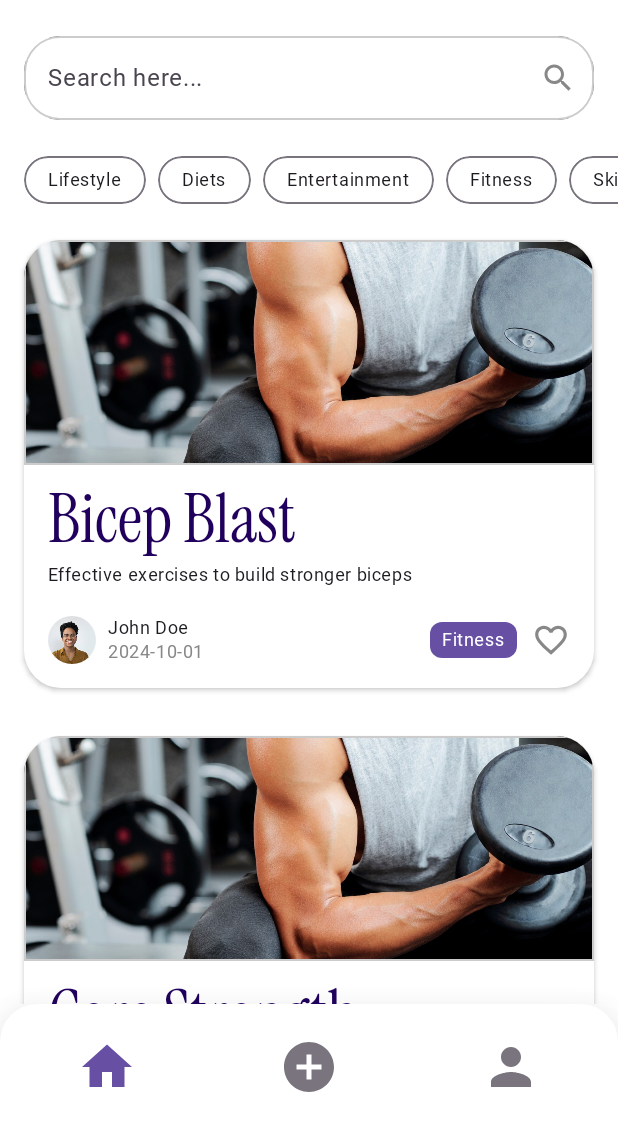
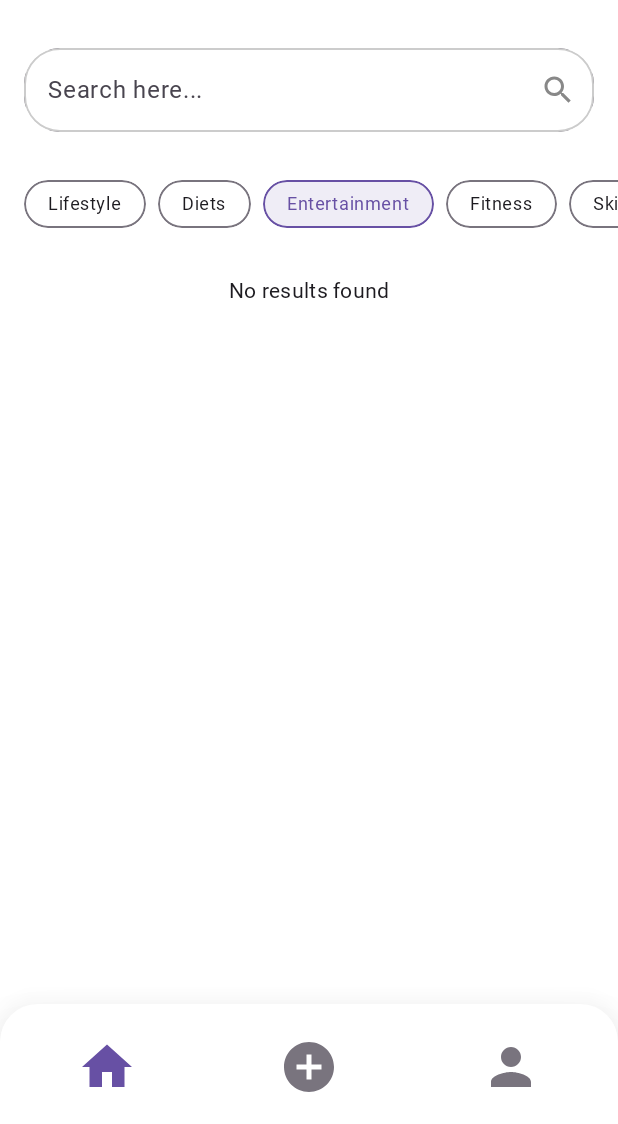
Before and after one commit to alifhakimiazwan/HealthWiseApp, an Android app built with Jetpack Compose: the screen it shows after launch (MainActivity), after a tap on "Entertainment", on a phone screen of 412 x 824 dp, the part 112-1236 px from its top. Run offline under Robolectric (Android 15) with nearby library versions, the phone set to English and light mode, and no system bars; 2 other taps on this screen came first.

Commit message:
filtered blogs by category and search bar

```diff
--- a/app/src/main/java/com/example/wellnessapp/HomePage.kt
+++ b/app/src/main/java/com/example/wellnessapp/HomePage.kt
@@ -3,58 +3,106 @@ package com.example.wellnessapp
 import androidx.compose.foundation.background
 import androidx.compose.foundation.layout.Box
 import androidx.compose.foundation.layout.Column
+import androidx.compose.foundation.layout.Spacer
 import androidx.compose.foundation.layout.fillMaxSize
+import androidx.compose.foundation.layout.fillMaxWidth
+import androidx.compose.foundation.layout.height
 import androidx.compose.foundation.layout.padding
 import androidx.compose.foundation.lazy.LazyColumn
 import androidx.compose.foundation.lazy.items
+import androidx.compose.material3.MaterialTheme
 import androidx.compose.material3.Scaffold
 import androidx.compose.material3.Surface
+import androidx.compose.material3.Text
 import androidx.compose.runtime.Composable
+import androidx.compose.runtime.remember
+import androidx.compose.runtime.mutableStateOf
 import androidx.compose.ui.Modifier
 import androidx.compose.ui.graphics.Color
 import androidx.compose.ui.res.dimensionResource
+import androidx.compose.ui.unit.dp
 import androidx.navigation.NavController
 import com.example.wellnessapp.components.BlogItem
 import com.example.wellnessapp.components.CategoryList
+import androidx.compose.runtime.getValue
+import androidx.compose.runtime.setValue
+import androidx.compose.ui.text.style.TextAlign
+import androidx.compose.ui.tooling.preview.Preview
+import com.example.wellnessapp.components.SearchBar
 import com.example.wellnessapp.components.WellnessBottomAppBar
 import com.example.wellnessapp.components.WellnessTopAppBar
 import com.example.wellnessapp.data.blogs
+import com.example.wellnessapp.ui.themeTheme.kt.WellnessappTheme
 
 @Composable
-fun HomePage(navController: NavController) {
+fun HomePage(navController: androidx.navigation.NavController) {
+    var query by remember { mutableStateOf("") }  // Search query state
+    var selectedCategory by remember { mutableStateOf<String?>(null) }  // Selected category state
+
+    // Filter blogs based on search query and selected category
+    val filteredBlogs = blogs.filter { blogPost ->
+        (selectedCategory == null || blogPost.category == selectedCategory) &&  // Filter by category
+                (blogPost.title.contains(query, ignoreCase = true) ||  // Filter by title
+                        blogPost.description.contains(query, ignoreCase = true))  // Filter by description
+    }
+
     Scaffold(
         topBar = { WellnessTopAppBar() },
-        bottomBar = { WellnessBottomAppBar() }
+        bottomBar = { WellnessBottomAppBar() },
+        modifier = Modifier.background(Color.White),
+        containerColor = Color.White
     ) { paddingValues ->
         Surface(
             modifier = Modifier
                 .fillMaxSize()
-                .background(Color(0xFFFFFFFF)) // General background color
                 .padding(paddingValues)
+                .background(Color.White)
         ) {
-            Column {
+            Column(modifier = Modifier.background(Color.White)) {
+                // Search Bar
+                SearchBar(
+                    query = query,
+                    onQueryChange = { newQuery -> query = newQuery },
+                    modifier = Modifier
+                        .fillMaxWidth()
+                        .padding(16.dp)
+                        .background(Color.White)
+                )
+
+                Spacer(modifier = Modifier.height(8.dp))
+
+                // Category List
                 CategoryList(
-                    categories = listOf(
-                        "Lifestyle",
-                        "Diets",
-                        "Entertainment",
-                        "Fitness",
-                        "Skincare"
-                    ),
+                    categories = listOf("Lifestyle", "Diets", "Entertainment", "Fitness", "Skincare"),
+                    onCategorySelected = { category ->  // Handle category selection
+                        selectedCategory = if (selectedCategory == category) null else category
+                    },
+                    selectedCategory = selectedCategory
+                )
 
+                Spacer(modifier = Modifier.height(8.dp))
+
+                // Conditionally display "No results found" or the list of blogs
+                if (filteredBlogs.isEmpty()) {
+                    // Display "No results found" message
+                    Text(
+                        text = "No results found",
+                        style = MaterialTheme.typography.bodyMedium,
+                        modifier = Modifier
+                            .fillMaxWidth()
+                            .padding(16.dp),
+                        textAlign = TextAlign.Center
                     )
-                Box(
-                    modifier = Modifier
-                        .fillMaxSize()
-                        .background(Color(0xFFFFFFFF)) // Set background color for LazyColumn
-                ) {
+                } else {
+                    // Display the filtered list of blogs
                     LazyColumn(
-                        modifier = Modifier.fillMaxSize()
+                        modifier = Modifier
+                            .fillMaxSize()
+                            .background(Color.White)
                     ) {
-                        items(blogs) { blogPost ->
+                        items(filteredBlogs) { blogPost ->
                             BlogItem(
                                 blogPost = blogPost,
-                                modifier = Modifier.padding(dimensionResource(R.dimen.padding_small)),
                                 onClick = { blogId ->
                                     navController.navigate("blog_details/$blogId")
                                 }
@@ -66,3 +114,12 @@ fun HomePage(navController: NavController) {
         }
     }
 }
+
+
+@Preview(showBackground = true)
+@Composable
+fun HomePagePreview() {
+    WellnessappTheme(darkTheme = false) {
+        HomePage(navController = androidx.navigation.compose.rememberNavController())
+    }
+}
--- a/app/src/main/java/com/example/wellnessapp/components/CategoryList.kt
+++ b/app/src/main/java/com/example/wellnessapp/components/CategoryList.kt
@@ -24,14 +24,15 @@ import com.example.wellnessapp.R
 @Composable
 fun CategoryList(
     categories: List<String>,
+    selectedCategory: String?,
+    onCategorySelected: (String) -> Unit,  // Callback for category selection
     modifier: Modifier = Modifier
 ) {
     Box(
         modifier = modifier
             .fillMaxWidth()
-            .background(Color(0xFFFFFFFF)) // Set the desired background color here
+            .background(Color(0xFFFFFFFF))
             .padding(vertical = dimensionResource(R.dimen.padding_small))
-
     ) {
         LazyRow(
             horizontalArrangement = Arrangement.spacedBy(8.dp),
@@ -40,30 +41,39 @@ fun CategoryList(
             items(categories) { category ->
                 CategoryChip(
                     category = category,
-                    onClick = {  }
+                    isSelected = category == selectedCategory,
+                    onClick = { onCategorySelected(category) }
                 )
             }
         }
     }
 }
 
+
 @Composable
 fun CategoryChip(
     category: String,
+    isSelected: Boolean,  // New parameter to indicate selection
     onClick: () -> Unit,
     modifier: Modifier = Modifier
 ) {
     Box(
         modifier = modifier
             .clip(RoundedCornerShape(16.dp))
-            .border(1.dp, MaterialTheme.colorScheme.outline, RoundedCornerShape(16.dp)) // Add black outline
-            .background(Color.Transparent) // Set background to transparent if needed
+            .border(
+                1.dp,
+                if (isSelected) MaterialTheme.colorScheme.primary else MaterialTheme.colorScheme.outline,
+                RoundedCornerShape(16.dp)
+            )  // Change border color when selected
+            .background(
+                if (isSelected) MaterialTheme.colorScheme.primary.copy(alpha = 0.1f) else Color.Transparent
+            )  // Change background color when selected
             .clickable { onClick() }
             .padding(horizontal = 16.dp, vertical = 8.dp)
     ) {
         Text(
             text = category,
-            color = MaterialTheme.colorScheme.onSurface, // Set text color to black
+            color = if (isSelected) MaterialTheme.colorScheme.primary else MaterialTheme.colorScheme.onSurface,
             style = MaterialTheme.typography.bodySmall
         )
     }
--- a/app/src/main/java/com/example/wellnessapp/components/SearchBar.kt
+++ b/app/src/main/java/com/example/wellnessapp/components/SearchBar.kt
@@ -1,5 +1,6 @@
 package com.example.wellnessapp.components
 
+import androidx.compose.foundation.background
 import androidx.compose.foundation.border
 import androidx.compose.foundation.layout.fillMaxWidth
 import androidx.compose.foundation.shape.RoundedCornerShape
@@ -35,6 +36,7 @@ fun SearchBar(
         },
         modifier = modifier
             .fillMaxWidth()
+            . background(Color.White) // Set background color to white
             .clip(RoundedCornerShape(24.dp)) // Make the search bar rounded
             .border(
                 width = 1.dp,
--- a/app/src/main/java/com/example/wellnessapp/components/WellnessTopAppBar.kt
+++ b/app/src/main/java/com/example/wellnessapp/components/WellnessTopAppBar.kt
@@ -1,6 +1,7 @@
 package com.example.wellnessapp.components
 
 import androidx.compose.foundation.Image
+import androidx.compose.foundation.background
 import androidx.compose.foundation.layout.Arrangement
 import androidx.compose.foundation.layout.Column
 import androidx.compose.foundation.layout.Row
@@ -15,6 +16,7 @@ import androidx.compose.runtime.Composable
 import androidx.compose.ui.Alignment
 import androidx.compose.ui.Modifier
 import androidx.compose.ui.draw.clip
+import androidx.compose.ui.graphics.Color
 import androidx.compose.ui.layout.ContentScale
 import androidx.compose.ui.res.dimensionResource
 import androidx.compose.ui.res.painterResource
@@ -27,6 +29,7 @@ fun WellnessTopAppBar(modifier: Modifier = Modifier) {
         modifier = modifier
             .fillMaxWidth()
             .padding(dimensionResource(R.dimen.padding_medium))
+            .background(Color(0xFFFFFFFF))
     ) {
         Row(
             verticalAlignment = Alignment.CenterVertically,
@@ -49,15 +52,5 @@ fun WellnessTopAppBar(modifier: Modifier = Modifier) {
             )
         }
 
-        Spacer(modifier = Modifier.padding(dimensionResource(R.dimen.padding_small)))
-
-        // Add the SearchBar below the title
-        SearchBar (
-            query = "",
-            onQueryChange = { /* handle search input */ },
-            modifier = Modifier
-                .fillMaxWidth()
-                .padding(top = dimensionResource(R.dimen.padding_small)),
-        )
     }
 }
--- a/app/src/main/java/com/example/wellnessapp/data/BlogData.kt
+++ b/app/src/main/java/com/example/wellnessapp/data/BlogData.kt
@@ -29,7 +29,7 @@ val blogs = listOf(
         subheading = "Essential core workouts for stability and balance",
         authorName = "Jane Smith",
         publicationDate = "2024-10-05",
-        category = "Fitness",
+        category = "Diets",
         description = "A strong core is fundamental for overall fitness and athletic performance. This blog explores a range of core-strengthening exercises, including planks, Russian twists, and leg raises, designed for both beginners and advanced practitioners. We also discuss the importance of core stability in daily activities and sports, and how a strong core can help prevent injuries. Each exercise is explained in detail, with variations to suit different fitness levels."
     ),
     BlogPost(
@@ -38,7 +38,7 @@ val blogs = listOf(
         subheading = "Top routines to develop powerful legs",
         authorName = "Alice Johnson",
         publicationDate = "2024-10-10",
-        category = "Fitness",
+        category = "Lifestyle",
         description = "Leg day can be daunting, but it's crucial for balanced muscle development and overall strength. In this post, we outline the best leg day routines, including squats, lunges, and deadlifts, along with tips on how to effectively structure your leg workouts. We'll also discuss common mistakes to avoid and how to push through the pain to achieve your fitness goals. Whether you're aiming for muscle growth or endurance, these routines will help you build powerful legs."
     ),
     BlogPost(
```
